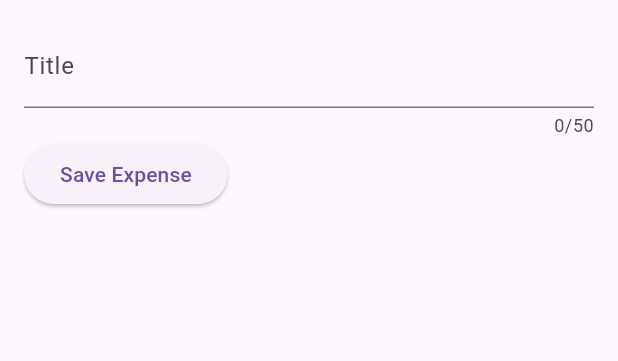
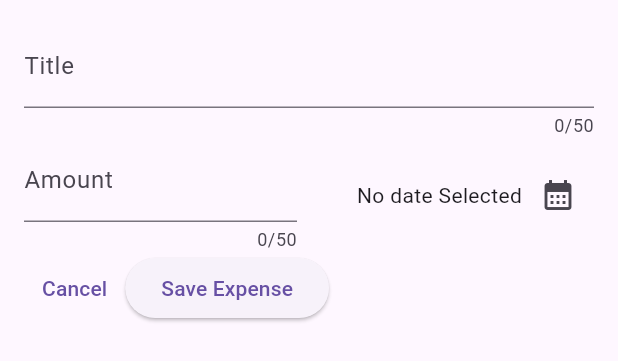
Before and after one commit to vishal-carvia/expense_tracker, a Flutter app: the NewExpense widget shown alone on an empty page, opened directly, on a phone screen of 412 x 824 dp. Shown: the top 361 px of the screen. Run offline on Flutter 3.47's test engine with Material 2 defaults, Android fonts, the phone set to English and light mode, and no system bars.

Commit message:
add Date Picker

```diff
--- a/lib/expenses.dart
+++ b/lib/expenses.dart
@@ -29,9 +29,9 @@ class _ExpensesState extends State<Expenses> {
 
   void _openAddExpenseOverlay() {
     showModalBottomSheet(
-      // context here is meta data (called context) about expenses widget
+      // context here is a meta data (called context) about expenses widget
       context: context,
-      // ctx is context of this shwModalBottomSheet, ctx is name we are using for it to avoid conflicts with variable context.
+      // ctx is context of this showModalBottomSheet, ctx is name we are using for it to avoid conflicts with variable context.
       builder: (ctx) => const NewExpense(),
     );
   }
--- a/lib/widgets/expenses_list/new_expense.dart
+++ b/lib/widgets/expenses_list/new_expense.dart
@@ -1,4 +1,5 @@
 import 'package:flutter/material.dart';
+import 'package:expense_tracker/models/expense.dart';
 
 class NewExpense extends StatefulWidget {
   const NewExpense({super.key});
@@ -12,11 +13,28 @@ class NewExpense extends StatefulWidget {
 
 class _NewExpenseState extends State<NewExpense> {
   final _titleController = TextEditingController();
+  final _amountController = TextEditingController();
+  DateTime? _selectedDate;
 
   @override
   void dispose() {
     _titleController.dispose();
+    _amountController.dispose();
     super.dispose();
+  }
+
+  void _presentDatePicker() async {
+    final now = DateTime.now();
+    final firstDate = DateTime(now.year - 1, now.month, now.day);
+    final lastDate = now;
+    final pickedDate = await showDatePicker(
+        context: context,
+        initialDate: now,
+        firstDate: firstDate,
+        lastDate: lastDate);
+    setState(() {
+      _selectedDate = pickedDate;
+    });
   }
 
   @override
@@ -34,9 +52,46 @@ class _NewExpenseState extends State<NewExpense> {
           ),
           Row(
             children: [
+              Expanded(
+                child: TextField(
+                  controller: _amountController,
+                  keyboardType: TextInputType.number,
+                  maxLength: 50,
+                  decoration: const InputDecoration(
+                    prefixText: '\$',
+                    label: Text('Amount'),
+                  ),
+                ),
+              ),
+              const SizedBox(width: 16),
+              Expanded(
+                child: Row(
+                  mainAxisAlignment: MainAxisAlignment.end,
+                  crossAxisAlignment: CrossAxisAlignment.center,
+                  children: [
+                    Text(_selectedDate == null
+                        ? 'No date Selected'
+                        : formatter.format(_selectedDate!)),
+                    IconButton(
+                        onPressed: _presentDatePicker,
+                        icon: const Icon(Icons.calendar_month))
+                  ],
+                ),
+              )
+            ],
+          ),
+          Row(
+            children: [
+              TextButton(
+                onPressed: () {
+                  Navigator.pop(context);
+                },
+                child: const Text('Cancel'),
+              ),
               ElevatedButton(
                 onPressed: () {
                   print(_titleController.text);
+                  print(_amountController);
                 },
                 child: const Text('Save Expense'),
               ),
```
